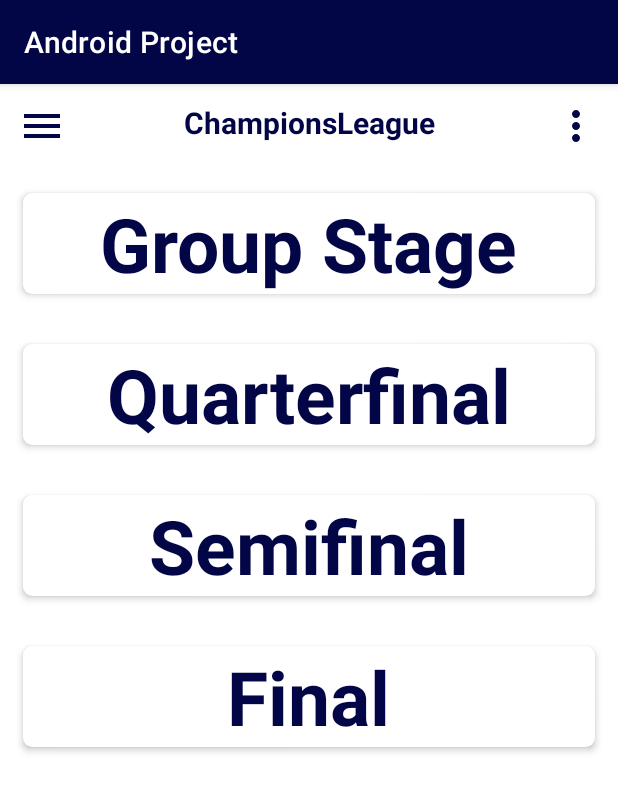
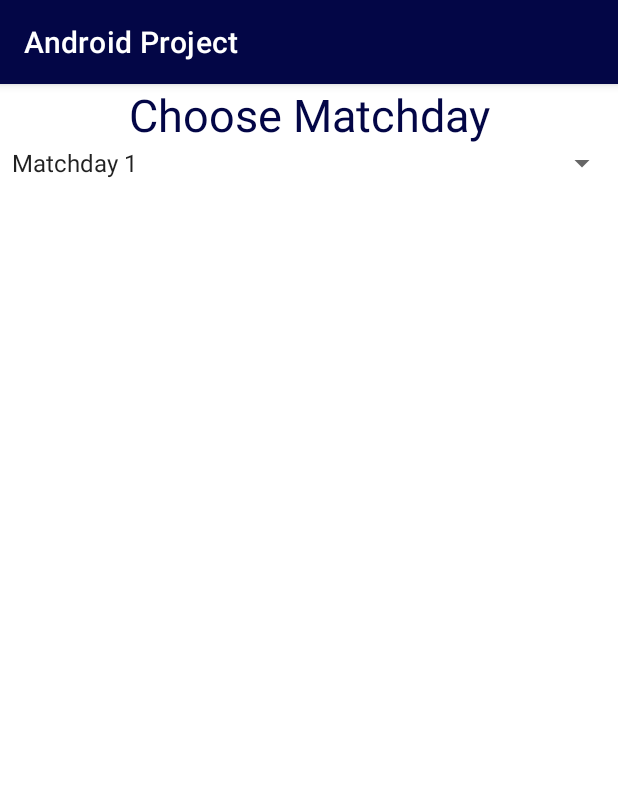
Before and after one commit to Bart-coding/AndroidChampionsLeague, an Android app: the ResultsActivity screen opened directly, with no data from a screen before it, after a tap on "Group Stage", on a phone screen of 412 x 824 dp. Shown: the top 792 px of the screen. Run offline under Robolectric (Android 15) with nearby library versions, the phone set to English and light mode, and no system bars; 2 statements that could not run were skipped.

Commit message:
created ConcreteResultsActivity

```diff
--- a/app/src/main/AndroidManifest.xml
+++ b/app/src/main/AndroidManifest.xml
@@ -2,7 +2,7 @@
 <manifest xmlns:android="http://schemas.android.com/apk/res/android"
     package="com.example.androidchampionsleague">
 
-    <uses-permission android:name="android.permission.INTERNET"/>
+    <uses-permission android:name="android.permission.INTERNET" />
 
     <application
         android:allowBackup="true"
@@ -11,15 +11,17 @@
         android:roundIcon="@mipmap/ic_launcher_round"
         android:supportsRtl="true"
         android:theme="@style/Theme.AndroidChampionsLeague">
-        <activity android:name=".AboutUsActivity"/>
-        <activity android:name=".GroupsActivity"/>
-        <activity android:name=".ResultsActivity"/>
-        <activity android:name=".RootActivity"/>
-        <activity android:name=".ScorersActivity"/>
-        <activity android:name=".SettingsActivity"/>
+        <activity android:name=".ConcreteResultsActivity"></activity>
+        <activity android:name=".AboutUsActivity" />
+        <activity android:name=".GroupsActivity" />
+        <activity android:name=".ResultsActivity" />
+        <activity android:name=".RootActivity" />
+        <activity android:name=".ScorersActivity" />
+        <activity android:name=".SettingsActivity" />
         <activity android:name=".MainActivity">
             <intent-filter>
                 <action android:name="android.intent.action.MAIN" />
+
                 <category android:name="android.intent.category.LAUNCHER" />
             </intent-filter>
         </activity>
--- /dev/null
+++ b/app/src/main/java/com/example/androidchampionsleague/ConcreteResultsActivity.java
@@ -0,0 +1,42 @@
+package com.example.androidchampionsleague;
+
+import androidx.appcompat.app.AppCompatActivity;
+
+import android.os.Bundle;
+import android.view.View;
+import android.widget.AdapterView;
+import android.widget.ArrayAdapter;
+import android.widget.Spinner;
+import android.widget.Toast;
+
+public class ConcreteResultsActivity extends AppCompatActivity implements AdapterView.OnItemSelectedListener{
+
+    String[] matchDays= {"Matchday 1", "Matchday 2", "Matchday 3", "Matchday 4", "Matchday 5", "Matchday 6" };
+
+    @Override
+    protected void onCreate(Bundle savedInstanceState) {
+        super.onCreate(savedInstanceState);
+        setContentView(R.layout.activity_concrete_results);
+
+        // Linking the Views to Java’s instances
+        Spinner spin1=(Spinner) findViewById(R.id.results_spinner);
+        spin1.setOnItemSelectedListener((AdapterView.OnItemSelectedListener) this);
+
+        // Now, Create a Array Adapter
+        ArrayAdapter adapter=new ArrayAdapter(this, android.R.layout.simple_spinner_item, matchDays);
+        adapter.setDropDownViewResource(android.R.layout.simple_spinner_dropdown_item);
+
+        // Assigning the adapter to Spinner
+        spin1.setAdapter(adapter);
+    }
+
+    @Override
+    public void onItemSelected(AdapterView<?> parent, View view, int position, long id) {
+        Toast.makeText(getApplicationContext(), "You have Chosen "+matchDays[position], Toast.LENGTH_LONG).show();
+    }
+
+    @Override
+    public void onNothingSelected(AdapterView<?> parent) {
+
+    }
+}
--- a/app/src/main/java/com/example/androidchampionsleague/ResultsRecyclerViewAdapter.java
+++ b/app/src/main/java/com/example/androidchampionsleague/ResultsRecyclerViewAdapter.java
@@ -1,6 +1,8 @@
 package com.example.androidchampionsleague;
 
 import android.content.Context;
+import android.content.Intent;
+import android.content.res.Resources;
 import android.view.LayoutInflater;
 import android.view.View;
 import android.view.ViewGroup;
@@ -36,7 +38,13 @@ public class ResultsRecyclerViewAdapter extends RecyclerView.Adapter<ResultsRecy
         holder.parentLayout.setOnClickListener(new View.OnClickListener() {
             @Override
             public void onClick(View view) {
-                Toast.makeText(mContext, mStages.get(position), Toast.LENGTH_SHORT).show();
+                if(mStages.get(position) == mStages.get(0)){
+                    Intent intent = new Intent(mContext, ConcreteResultsActivity.class);
+                    mContext.startActivity(intent);
+                }
+                else{
+                    Toast.makeText(mContext, mStages.get(position), Toast.LENGTH_SHORT).show();
+                }
             }
         });
     }
--- /dev/null
+++ b/app/src/main/res/layout/activity_concrete_results.xml
@@ -0,0 +1,25 @@
+<?xml version="1.0" encoding="utf-8"?>
+<LinearLayout
+    xmlns:android="http://schemas.android.com/apk/res/android"
+    xmlns:app="http://schemas.android.com/apk/res-auto"
+    xmlns:tools="http://schemas.android.com/tools"
+    android:layout_width="match_parent"
+    android:layout_height="match_parent"
+    tools:context=".ConcreteResultsActivity"
+    android:orientation="vertical">
+    <TextView
+        android:layout_width="match_parent"
+        android:layout_height="wrap_content"
+        android:textColor="@color/main"
+        android:text="@string/choose_matchday"
+        android:textSize="30sp"
+        android:gravity="center"/>
+    <Spinner
+        android:id="@+id/results_spinner"
+        android:layout_width="match_parent"
+        android:layout_height="wrap_content"/>
+    <androidx.recyclerview.widget.RecyclerView
+        android:layout_width="match_parent"
+        android:layout_height="match_parent"
+        android:id="@+id/recycler_view_concrete_results"/>
+</LinearLayout>
--- a/app/src/main/res/values/strings.xml
+++ b/app/src/main/res/values/strings.xml
@@ -22,4 +22,5 @@
     <string name="quarterfinal_stage">Quarterfinal</string>
     <string name="semifinal_stage">Semifinal</string>
     <string name="final_stage">Final</string>
+    <string name="choose_matchday">Choose Matchday</string>
 </resources>
```
Also changed, not shown: 2 other files.
